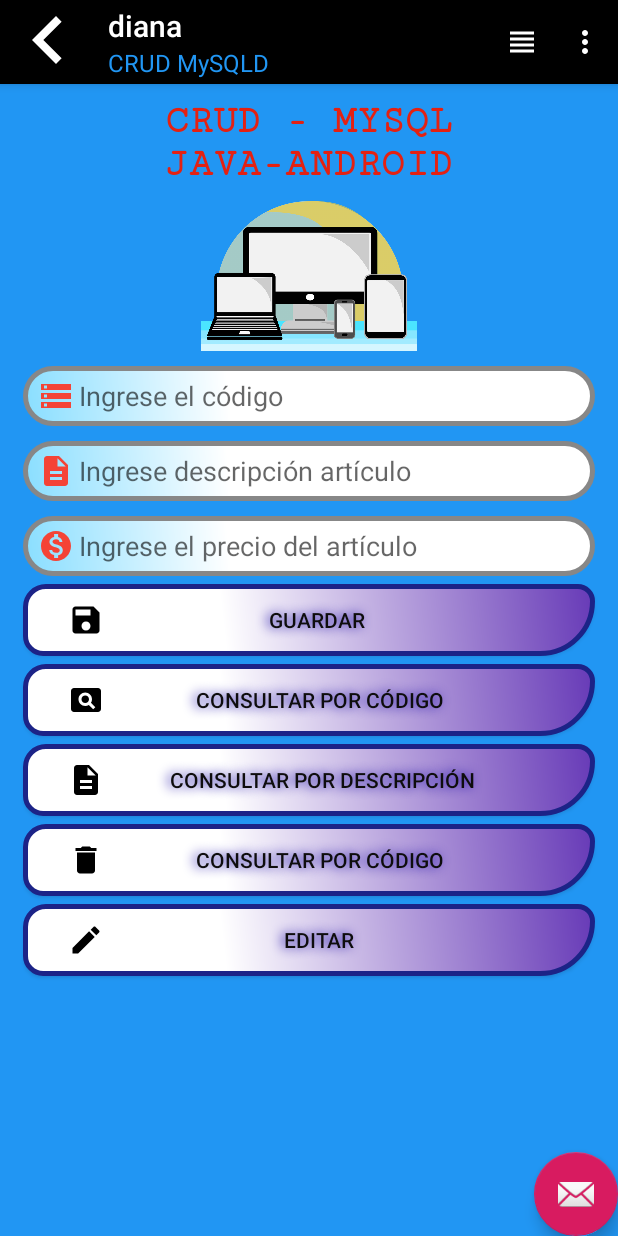
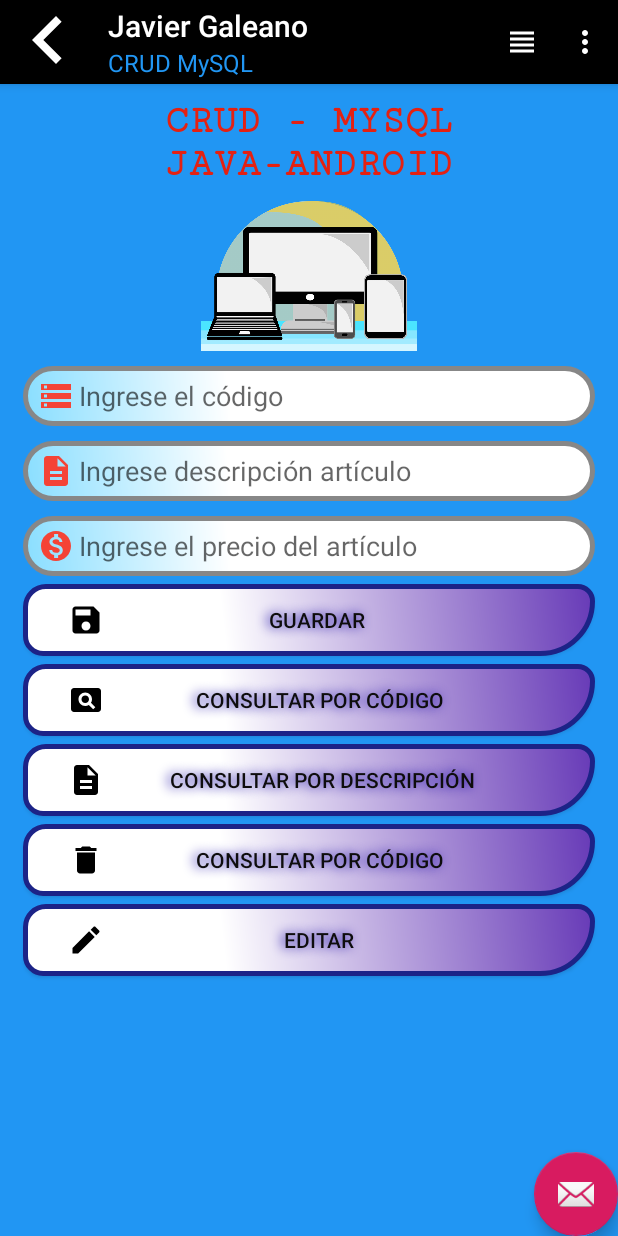
Before and after one commit to javiergale/MiProyectoMySQLFinal, an Android app: the screen it shows after launch (MainActivity), on a phone screen of 412 x 824 dp. Run offline under Robolectric (Android 15) with nearby library versions, the phone set to English and light mode, and no system bars; our stand-ins replace Volley.

Commit message:
Por fin termine, gracias por esperarme tanto tiempo :(. Aún hay esperanzas :( x2

```diff
--- a/app/src/main/java/com/example/javier/MainActivity.java
+++ b/app/src/main/java/com/example/javier/MainActivity.java
@@ -76,9 +76,9 @@ public class MainActivity extends AppCompatActivity {
         toolbar.setNavigationIcon(getResources().getDrawable(R.drawable.ic_back));
         toolbar.setTitleTextColor(getResources().getColor(R.color.mycolor1));
         toolbar.setTitleMargin(0, 0, 0, 0);
-        toolbar.setSubtitle("CRUD MySQLD");
+        toolbar.setSubtitle("CRUD MySQL");
         toolbar.setSubtitleTextColor(getResources().getColor(R.color.mycolor));
-        toolbar.setTitle("diana");
+        toolbar.setTitle("Javier Galeano");
         setSupportActionBar(toolbar);
 
         ///y esto para pantalla completa (oculta incluso la barra de estado)
```
